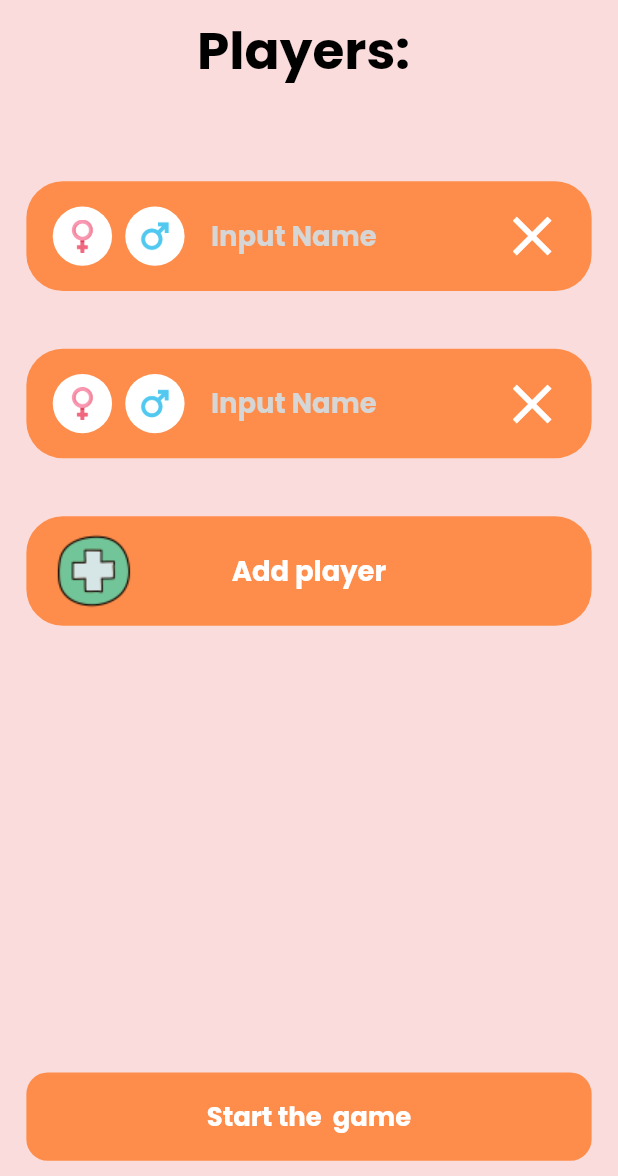
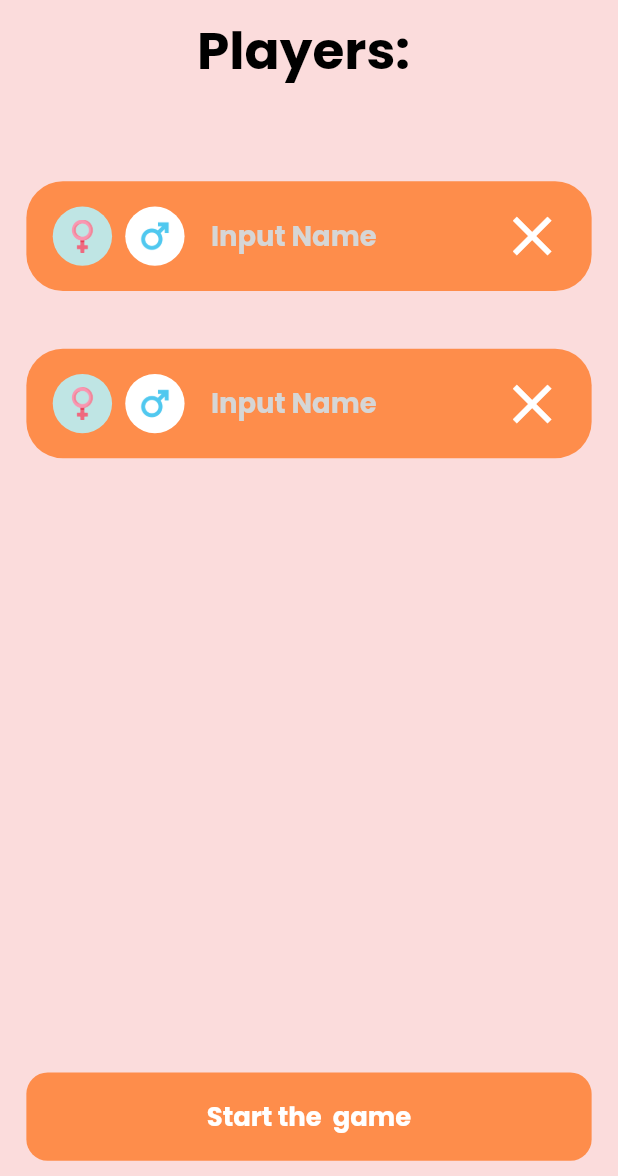
Before and after one commit to quocphi-mobile-dev/cachcach-mobile-app, a Flutter app: the PlayerScreen screen opened by its route, on a phone screen of 412 x 824 dp, the part 60-1236 px from its top. Run offline on Flutter 3.47's test engine with Material 2 defaults, Android fonts, the phone set to English and light mode, and no system bars; our stand-ins replace auto_size_text, dio, firebase_core, firebase_crashlytics, firebase_messaging, flutter_local_notifications and 7 more; missing offline and left inert: circle_list; accounts and stored records are empty.

Commit message:
Update flow game

```diff
--- /dev/null
+++ b/lib/app/modules/play/controller/play_controller.dart
@@ -0,0 +1,7 @@
+import 'package:get/get.dart';
+
+enum PlayMode { couple, friends }
+
+class PlayController extends GetxController {
+  PlayMode playMode = PlayMode.couple;
+}
--- a/lib/app/modules/play/play_screen.dart
+++ b/lib/app/modules/play/play_screen.dart
@@ -1,3 +1,4 @@
+import 'package:cachcach/app/modules/play/controller/play_controller.dart';
 import 'package:cachcach/app/widgets/widget_common.dart';
 import 'package:cachcach/core/theme/colors.dart';
 import 'package:cachcach/core/theme/images.dart';
@@ -16,6 +17,7 @@ class PlayScreen extends StatefulWidget {
 
 class _PlayScreenState extends State<PlayScreen> {
   int currentPageIndex = 0;
+  final controller = Get.put(PlayController());
 
   @override
   Widget build(BuildContext context) {
@@ -64,6 +66,7 @@ class _PlayScreenState extends State<PlayScreen> {
                   image: AppImages.imgTruthOrDare,
                   label: "Truth or Dare",
                   onTap: () {
+                    controller.playMode = PlayMode.couple;
                     Get.toNamed(RouteName.selectMode);
                   }),
               _buildItem(
--- a/lib/app/modules/play/player/player_screen.dart
+++ b/lib/app/modules/play/player/player_screen.dart
@@ -1,16 +1,25 @@
+import 'package:cachcach/app/modules/play/controller/play_controller.dart';
+import 'package:cachcach/app/modules/play/player/controller/player_controller.dart';
+import 'package:cachcach/app/modules/play/spin/model/player_info.dart';
 import 'package:cachcach/app/widgets/widget_common.dart';
 import 'package:cachcach/core/theme/colors.dart';
-import 'package:cachcach/core/theme/icons.dart';
 import 'package:cachcach/core/theme/images.dart';
 import 'package:cachcach/core/theme/text_styles.dart';
 import 'package:cachcach/routes/routes.dart';
 import 'package:flutter/material.dart';
 import 'package:flutter_screenutil/flutter_screenutil.dart';
-import 'package:flutter_svg/flutter_svg.dart';
 import 'package:get/get.dart';
 
-class PlayerScreen extends StatelessWidget {
+class PlayerScreen extends StatefulWidget {
   const PlayerScreen({super.key});
+
+  @override
+  State<PlayerScreen> createState() => _PlayerScreenState();
+}
+
+class _PlayerScreenState extends State<PlayerScreen> {
+  final controller = Get.put(PlayerController());
+  final PlayController playController = Get.find();
 
   @override
   Widget build(BuildContext context) {
@@ -24,19 +33,30 @@ class PlayerScreen extends StatelessWidget {
             _buildTitle(),
             space(h: 10.h),
             Expanded(
-              child: ListView.separated(
-                padding: EdgeInsets.symmetric(horizontal: 16.w, vertical: 50.h),
+              child: Obx(
+                () => ListView(
+                  padding:
+                      EdgeInsets.symmetric(horizontal: 16.w, vertical: 50.h),
+                  children: [
+                    ListView.separated(
+                      shrinkWrap: true,
+                      physics: const NeverScrollableScrollPhysics(),
                       itemBuilder: (context, index) {
-                  if (index == 2) {
-                    return _buildAddPlayer();
-                  }
+                        PlayerInfo playerInfo = controller.listPlayer[index];
 
-                  return _buildItemPlayer();
+                        return _buildItemPlayer(playerInfo);
                       },
                       separatorBuilder: (context, index) {
                         return space(h: 38.h);
                       },
-                itemCount: 3,
+                      itemCount: controller.listPlayer.length,
+                    ),
+                    space(h: 38.h),
+                    playController.playMode == PlayMode.couple
+                        ? Container()
+                        : _buildAddPlayer()
+                  ],
+                ),
               ),
             ),
             _buildButtonStartGame(),
@@ -62,6 +82,7 @@ class PlayerScreen extends StatelessWidget {
         child: InkWell(
           borderRadius: BorderRadius.circular(14.r),
           onTap: () {
+            FocusScope.of(context).unfocus();
             Get.toNamed(RouteName.guidePlay);
           },
           child: Container(
@@ -82,7 +103,7 @@ class PlayerScreen extends StatelessWidget {
     );
   }
 
-  Widget _buildItemPlayer() {
+  Widget _buildItemPlayer(PlayerInfo playerInfo) {
     return Container(
       width: double.infinity,
       height: 72.h,
@@ -93,12 +114,19 @@ class PlayerScreen extends StatelessWidget {
       ),
       child: Row(
         children: [
-          Container(
+          Obx(
+            () => GestureDetector(
+              onTap: () {
+                playerInfo.gender.value = Gender.female;
+              },
+              child: Container(
                 width: 36.w,
                 height: 36.w,
                 padding: EdgeInsets.all(8.w),
                 decoration: BoxDecoration(
-              color: AppColors.white,
+                  color: playerInfo.gender.value == Gender.female
+                      ? AppColors.mabel
+                      : AppColors.white,
                   shape: BoxShape.circle,
                 ),
                 child: Image.asset(
@@ -107,13 +135,22 @@ class PlayerScreen extends StatelessWidget {
                   height: 24.w,
                 ),
               ),
+            ),
+          ),
           space(w: 8.w),
-          Container(
+          Obx(
+            () => GestureDetector(
+              onTap: () {
+                playerInfo.gender.value = Gender.male;
+              },
+              child: Container(
                 width: 36.w,
                 height: 36.w,
                 padding: EdgeInsets.all(8.w),
                 decoration: BoxDecoration(
-              color: AppColors.white,
+                  color: playerInfo.gender.value == Gender.male
+                      ? AppColors.capeHoney
+                      : AppColors.white,
                   shape: BoxShape.circle,
                 ),
                 child: Image.asset(
@@ -122,10 +159,12 @@ class PlayerScreen extends StatelessWidget {
                   height: 24.w,
                 ),
               ),
+            ),
+          ),
           space(w: 16.w),
           Expanded(
             child: TextField(
-              controller: TextEditingController(),
+              controller: playerInfo.textEditingController,
               style: AppTextStyle.textStyleCommon.copyWith(
                 fontSize: 18.sp,
                 fontWeight: FontWeight.w600,
--- a/lib/app/modules/play/spin/controller/spin_controller.dart
+++ b/lib/app/modules/play/spin/controller/spin_controller.dart
@@ -1,5 +1,6 @@
 import 'dart:math';
 
+import 'package:cachcach/app/modules/play/player/controller/player_controller.dart';
 import 'package:cachcach/app/modules/play/spin/model/player_info.dart';
 import 'package:cachcach/routes/routes.dart';
 import 'package:flutter/material.dart';
@@ -10,24 +11,11 @@ class SpinController extends GetxController {
   late Animation<double> animation;
   RxBool isSpinning = false.obs;
   Duration timeSpin = const Duration(seconds: 3);
-
-  RxList<PlayerInfo> listPlayer = RxList([]);
+  PlayerInfo playerSelected = PlayerInfo();
 
   @override
   void onReady() {
     super.onReady();
-    listPlayer.assignAll([
-      PlayerInfo(gender: Gender.male, name: "Player 1"),
-      PlayerInfo(gender: Gender.male, name: "Player 2"),
-      PlayerInfo(gender: Gender.male, name: "Player 3"),
-      PlayerInfo(gender: Gender.male, name: "Player 4"),
-      PlayerInfo(gender: Gender.male, name: "Player 5"),
-      PlayerInfo(gender: Gender.male, name: "Player 6"),
-      PlayerInfo(gender: Gender.male, name: "Player 7"),
-      // PlayerInfo(gender: Gender.male, name: "Player 8"),
-      // PlayerInfo(gender: Gender.male, name: "Player 9"),
-      // PlayerInfo(gender: Gender.male, name: "Player 10"),
-    ]);
   }
 
   void initAnimation({required TickerProvider vsync}) {
@@ -62,12 +50,25 @@ class SpinController extends GetxController {
     setRotation(360 * 30 + getRandomRotation());
 
     animationController.animateTo(1,
-        duration: timeSpin,
-        curve: const Cubic(0.42, 0.0, 0.001, 1));
+        duration: timeSpin, curve: const Cubic(0.42, 0.0, 0.001, 1));
   }
 
   int getRandomRotation() {
-    return ((360 / listPlayer.length) * Random().nextInt(listPlayer.length))
-        .toInt();
+    PlayerController playerController = Get.find();
+    int index = Random().nextInt(playerController.listPlayer.length);
+    playerSelected = playerController.listPlayer[index];
+    return ((360 / playerController.listPlayer.length) * index).toInt();
+  }
+
+  void checkResult() {
+    PlayerController playerController = Get.find();
+    for (PlayerInfo playerInfo in playerController.listPlayer) {
+      if (playerInfo.truthPoint > 0 || playerInfo.darePoint > 0) {
+        Get.toNamed(RouteName.scoreBoard);
+        return;
+      }
+    }
+
+    Get.back();
   }
 }
--- a/lib/app/modules/play/spin/model/player_info.dart
+++ b/lib/app/modules/play/spin/model/player_info.dart
@@ -1,8 +1,26 @@
+import 'package:flutter/material.dart';
+import 'package:get/get.dart';
+
 enum Gender { male, female }
 
 class PlayerInfo {
-  Gender gender;
-  String name;
+  Rx<Gender> gender = Rx(Gender.female);
+  TextEditingController textEditingController = TextEditingController();
 
-  PlayerInfo({required this.gender, required this.name});
+  String get name => textEditingController.text.toString();
+
+  int truthPoint = 0;
+  int darePoint = 0;
+
+  int get totalPoint => truthPoint + darePoint;
+
+  PlayerInfo({Gender? gender, String? name}) {
+    if (gender != null) {
+      this.gender.value = gender;
+    }
+
+    if (name != null) {
+      textEditingController.text = name;
+    }
+  }
 }
--- a/lib/core/theme/colors.dart
+++ b/lib/core/theme/colors.dart
@@ -143,4 +143,10 @@ class AppColors {
 
   /// #3D7878
   static const ming = Color(0xff3D7878);
+
+  /// #BFE5E4
+  static const mabel = Color(0xffBFE5E4);
+
+  /// #FDE0A2
+  static const capeHoney = Color(0xffFDE0A2);
 }
```
Also changed, not shown: lib/app/modules/play/detail/detail_screen.dart (+11 -6 lines), lib/app/modules/play/player/controller/player_controller.dart (added, +18 -0 lines), lib/app/modules/play/question/question_screen.dart (+43 -12 lines), lib/app/modules/play/score_board/score_board_screen.dart (+33 -14 lines), lib/app/modules/play/select_mode/controller/select_mode_controller.dart (+36 -2 lines), lib/app/modules/play/select_mode/model/mode.dart (+28 -6 lines), lib/app/modules/play/spin/spin_screen.dart (+7 -3 lines). Lines whose indentation alone changed are shown as unchanged.
